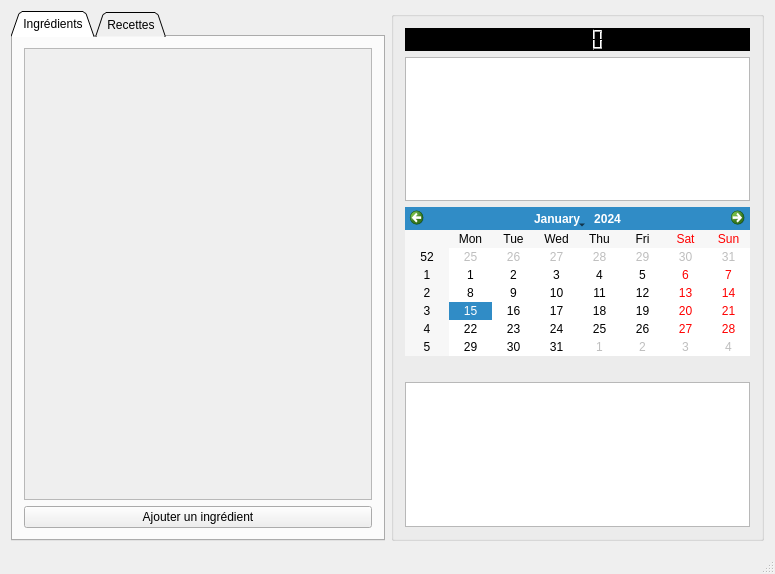
Qt form mainwindow.ui (ACoupat/Refrigestion) before a commit.
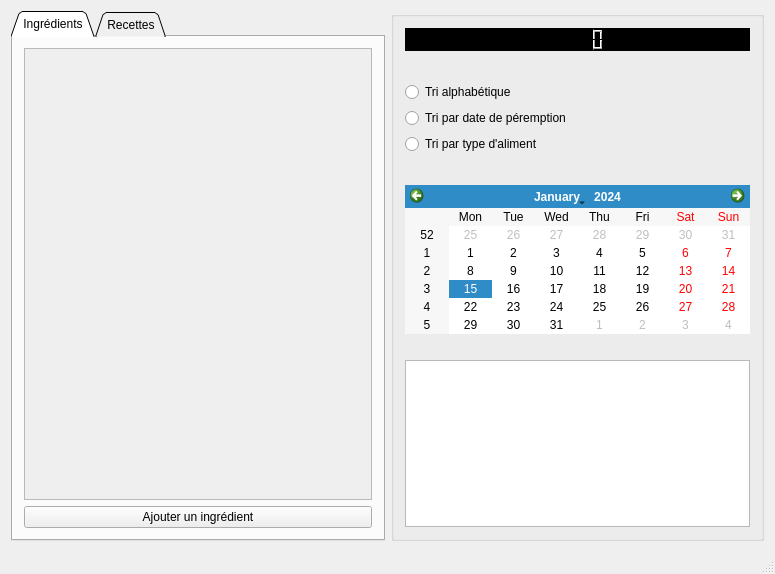
The same form after that commit.

What changed in the file:
```diff
--- a/mainwindow.ui
+++ b/mainwindow.ui
@@ -27,6 +27,32 @@
        <string/>
       </property>
       <layout class="QGridLayout" name="gridLayout_5">
+       <item row="1" column="0">
+        <spacer name="verticalSpacer">
+         <property name="orientation">
+          <enum>Qt::Vertical</enum>
+         </property>
+         <property name="sizeHint" stdset="0">
+          <size>
+           <width>20</width>
+           <height>50</height>
+          </size>
+         </property>
+        </spacer>
+       </item>
+       <item row="5" column="0">
+        <spacer name="verticalSpacer_2">
+         <property name="orientation">
+          <enum>Qt::Vertical</enum>
+         </property>
+         <property name="sizeHint" stdset="0">
+          <size>
+           <width>20</width>
+           <height>50</height>
+          </size>
+         </property>
+        </spacer>
+       </item>
        <item row="0" column="0">
         <widget class="QLCDNumber" name="lcdNumberHeure">
          <property name="styleSheet">
@@ -34,25 +60,52 @@
          </property>
         </widget>
        </item>
-       <item row="4" column="0">
+       <item row="8" column="0">
         <widget class="QLabel" name="label_Postit">
          <property name="text">
           <string/>
          </property>
         </widget>
        </item>
-       <item row="5" column="0">
+       <item row="9" column="0">
         <widget class="QTextEdit" name="textEdit_Postit"/>
        </item>
+       <item row="6" column="0">
+        <widget class="QCalendarWidget" name="calendarWidget"/>
+       </item>
        <item row="2" column="0">
-        <widget class="QListView" name="listViewAlimentDateLimite">
-         <property name="enabled">
-          <bool>true</bool>
+        <widget class="QRadioButton" name="radioButton">
+         <property name="text">
+          <string>Tri alphabétique</string>
          </property>
         </widget>
        </item>
        <item row="3" column="0">
-        <widget class="QCalendarWidget" name="calendarWidget"/>
+        <widget class="QRadioButton" name="radioButton_2">
+         <property name="text">
+          <string>Tri par date de péremption</string>
+         </property>
+        </widget>
+       </item>
+       <item row="4" column="0">
+        <widget class="QRadioButton" name="radioButton_3">
+         <property name="text">
+          <string>Tri par type d'aliment</string>
+         </property>
+        </widget>
+       </item>
+       <item row="7" column="0">
+        <spacer name="verticalSpacer_3">
+         <property name="orientation">
+          <enum>Qt::Vertical</enum>
+         </property>
+         <property name="sizeHint" stdset="0">
+          <size>
+           <width>20</width>
+           <height>10</height>
+          </size>
+         </property>
+        </spacer>
        </item>
       </layout>
      </widget>
```
Left out of the diff: 10 changed lines with no effect on the pictures.
